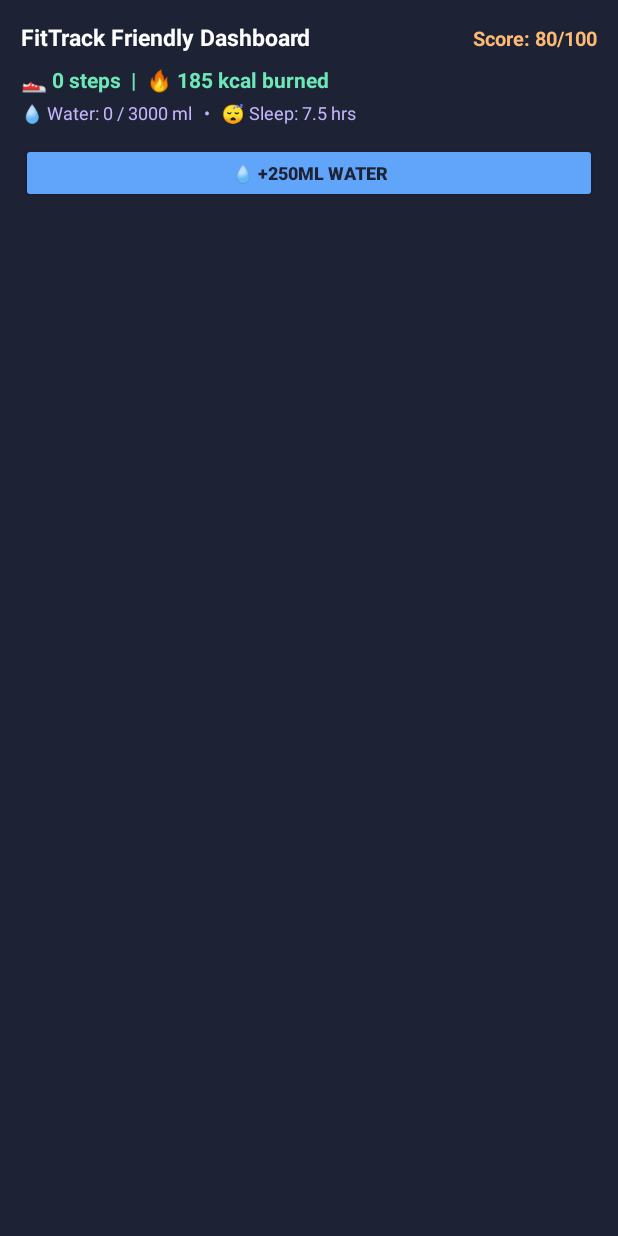
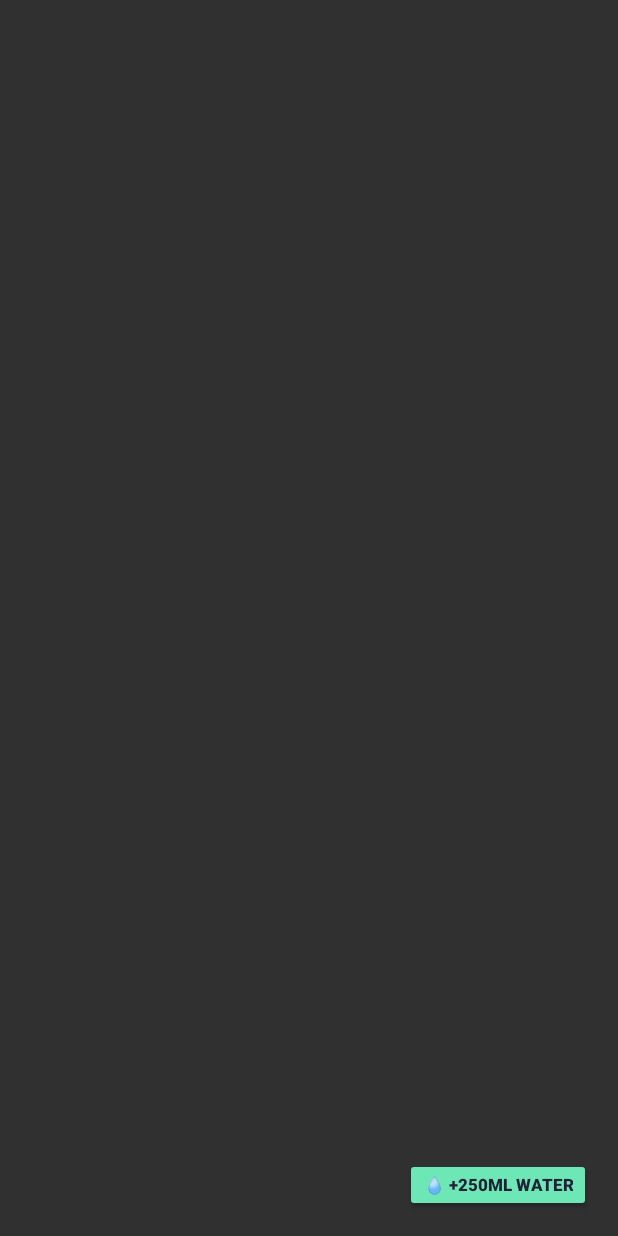
Before and after one commit to Manimodala7/FitTrackAndroid, an Android app built with Jetpack Compose: the layout widget_4x3.xml on its own in the app's theme, with its tools: preview values and no code run, on a phone screen of 412 x 824 dp. Run offline under Robolectric (Android 15) with nearby library versions, the phone set to English and light mode, and no system bars.

Commit message:
Refactor layout from LinearLayout to RelativeLayout

```diff
--- a/app/src/main/res/layout/widget_4x3.xml
+++ b/app/src/main/res/layout/widget_4x3.xml
@@ -1,69 +1,27 @@
 <?xml version="1.0" encoding="utf-8"?>
-<LinearLayout xmlns:android="http://schemas.android.com/apk/res/android"
+<RelativeLayout xmlns:android="http://schemas.android.com/apk/res/android"
     android:id="@+id/widget_root_4x3"
     android:layout_width="match_parent"
     android:layout_height="match_parent"
-    android:background="#1E2235"
-    android:orientation="vertical"
-    android:padding="14dp">
+    android:padding="4dp">
 
-    <LinearLayout
+    <ImageView
+        android:id="@+id/img_canvas_4x3"
         android:layout_width="match_parent"
-        android:layout_height="wrap_content"
-        android:orientation="horizontal">
+        android:layout_height="match_parent"
+        android:scaleType="fitXY" />
 
-        <TextView
-            android:layout_width="0dp"
-            android:layout_height="wrap_content"
-            android:layout_weight="1"
-            android:text="FitTrack Friendly Dashboard"
-            android:textColor="#FFFFFF"
-            android:textSize="15sp"
-            android:textStyle="bold" />
-
-        <TextView
-            android:id="@+id/w4x3_score"
-            android:layout_width="wrap_content"
-            android:layout_height="wrap_content"
-            android:text="Score: 80/100"
-            android:textColor="#FDBA74"
-            android:textSize="13sp"
-            android:textStyle="bold" />
-    </LinearLayout>
-
-    <TextView
-        android:id="@+id/w4x3_summary"
-        android:layout_width="match_parent"
-        android:layout_height="wrap_content"
-        android:layout_marginTop="8dp"
-        android:text="👟 0 steps  |  🔥 185 kcal burned"
-        android:textColor="#6EE7B7"
-        android:textSize="14sp"
+    <Button
+        android:id="@+id/btn_widget_water"
+        android:layout_width="wrap_content"
+        android:layout_height="36dp"
+        android:layout_alignParentBottom="true"
+        android:layout_alignParentEnd="true"
+        android:layout_marginEnd="14dp"
+        android:layout_marginBottom="12dp"
+        android:backgroundTint="#6EE7B7"
+        android:text="💧 +250ml Water"
+        android:textColor="#1E2235"
+        android:textSize="11sp"
         android:textStyle="bold" />
-
-    <TextView
-        android:id="@+id/w4x3_sub"
-        android:layout_width="match_parent"
-        android:layout_height="wrap_content"
-        android:layout_marginTop="4dp"
-        android:text="💧 Water: 0 / 3000 ml   •   😴 Sleep: 7.5 hrs"
-        android:textColor="#C4B5FD"
-        android:textSize="12sp" />
-
-   <LinearLayout
-        android:layout_width="match_parent"
-        android:layout_height="wrap_content"
-        android:layout_marginTop="12dp"
-        android:orientation="horizontal">
-
-        <Button
-            android:id="@+id/btn_widget_water"
-            android:layout_width="match_parent"
-            android:layout_height="40dp"
-            android:backgroundTint="#60A5FA"
-            android:text="💧 +250ml Water"
-            android:textColor="#1E2235"
-            android:textSize="12sp"
-            android:textStyle="bold" />
-    </LinearLayout>
-</LinearLayout>
+</RelativeLayout>
```
